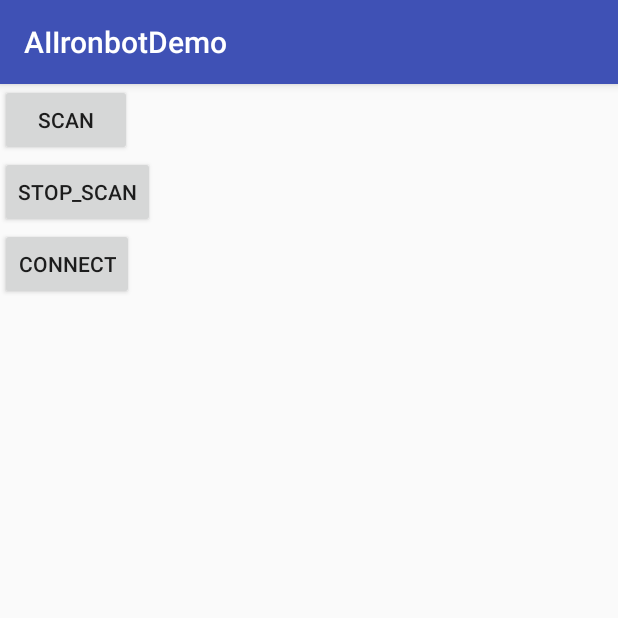
After one commit to Jornco/AIIronbotDemo, an Android app: the A2SearchActivity screen opened directly, with no data from a screen before it, on a phone screen of 412 x 824 dp, the top half of it. The commit adds this screen. Run offline under Robolectric (Android 15) with nearby library versions, the phone set to English and light mode, and no system bars.

Commit message:
完成A2扫描连接demo

```diff
--- a/app/src/main/AndroidManifest.xml
+++ b/app/src/main/AndroidManifest.xml
@@ -25,7 +25,8 @@
                 <category android:name="android.intent.category.LAUNCHER" />
             </intent-filter>
         </activity>
-        <activity android:name=".activity.A1SearchActivity"></activity>
+        <activity android:name=".activity.A1SearchActivity" />
+        <activity android:name=".activity.A2SearchActivity"></activity>
     </application>
 
 </manifest>
--- a/app/src/main/java/com/jornco/aiironbotdemo/MainActivity.java
+++ b/app/src/main/java/com/jornco/aiironbotdemo/MainActivity.java
@@ -12,6 +12,7 @@ import android.view.ViewGroup;
 import android.widget.Button;
 
 import com.jornco.aiironbotdemo.activity.A1SearchActivity;
+import com.jornco.aiironbotdemo.activity.A2SearchActivity;
 
 import java.util.LinkedHashMap;
 import java.util.Map;
@@ -23,6 +24,7 @@ public class MainActivity extends AppCompatActivity {
     private final LinkedHashMap<String, Class<? extends Activity>> buttons = new LinkedHashMap<String, Class<? extends Activity>>() {
         {
             put("A1", A1SearchActivity.class);
+            put("A2", A2SearchActivity.class);
         }
     };
 
--- /dev/null
+++ b/app/src/main/java/com/jornco/aiironbotdemo/activity/A2SearchActivity.java
@@ -0,0 +1,78 @@
+package com.jornco.aiironbotdemo.activity;
+
+import android.os.Bundle;
+import android.support.v7.app.AppCompatActivity;
+import android.util.Log;
+import android.view.View;
+import android.widget.Button;
+
+import com.jornco.aiironbotdemo.R;
+import com.jornco.aiironbotdemo.ble.A1IronbotSearcher;
+import com.jornco.aiironbotdemo.ble.A2IronbotConnect;
+import com.jornco.aiironbotdemo.ble.device.IronbotInfo;
+import com.jornco.aiironbotdemo.ble.scan.IronbotSearcherCallback;
+
+public class A2SearchActivity extends AppCompatActivity implements View.OnClickListener, IronbotSearcherCallback {
+
+    private static final String TAG = "A2SearchActivity";
+    private Button mBtnScan;
+    private Button mBtnStop;
+    private Button mBtnConn;
+    private IronbotInfo mDeviceInfo;
+
+    private A1IronbotSearcher mSearcher;
+    private A2IronbotConnect mIronbotConnect;
+
+    @Override
+    protected void onCreate(Bundle savedInstanceState) {
+        super.onCreate(savedInstanceState);
+        setContentView(R.layout.activity_a2_search);
+        initView();
+
+        mSearcher = new A1IronbotSearcher();
+        mIronbotConnect = new A2IronbotConnect();
+    }
+
+    private void initView() {
+        mBtnScan = (Button) findViewById(R.id.btn_scan);
+        mBtnStop = (Button) findViewById(R.id.btn_stop);
+        mBtnConn = (Button) findViewById(R.id.btn_conn);
+
+        mBtnScan.setOnClickListener(this);
+        mBtnStop.setOnClickListener(this);
+        mBtnConn.setOnClickListener(this);
+    }
+
+    @Override
+    public void onClick(View v) {
+        switch (v.getId()) {
+            case R.id.btn_scan:
+                if (mSearcher.isEnable()) {
+                    mSearcher.searchIronbot(this);
+                } else {
+                    mSearcher.enable();
+                }
+                break;
+            case R.id.btn_stop:
+                mSearcher.stopScan();
+                break;
+            case R.id.btn_conn:
+                if (mDeviceInfo != null) {
+                    mIronbotConnect.connect(this, mDeviceInfo);
+                }
+                break;
+        }
+    }
+
+    @Override
+    public void onIronbotFound(IronbotInfo info) {
+        Log.e(TAG, "onIronbotFound: " + info.toString() );
+        mDeviceInfo = info;
+    }
+
+    @Override
+    protected void onStop() {
+        super.onStop();
+        mSearcher.stopScan();
+    }
+}
--- /dev/null
+++ b/app/src/main/java/com/jornco/aiironbotdemo/ble/A2BLEConnect.java
@@ -0,0 +1,45 @@
+package com.jornco.aiironbotdemo.ble;
+
+import android.bluetooth.BluetoothAdapter;
+import android.bluetooth.BluetoothDevice;
+import android.bluetooth.BluetoothGatt;
+import android.bluetooth.BluetoothGattCallback;
+import android.bluetooth.BluetoothProfile;
+import android.content.Context;
+import android.util.Log;
+
+/**
+ * Created by kkopite on 2017/12/22.
+ */
+
+class A2BLEConnect extends BluetoothGattCallback {
+
+    private static final String TAG = "A2BLEConnect";
+
+    private BluetoothAdapter mAdapter;
+    private BluetoothGatt mGatt;
+
+    A2BLEConnect () {
+        mAdapter = BluetoothAdapter.getDefaultAdapter();
+    }
+
+    void connect(Context context, String address) {
+        BluetoothDevice device = mAdapter.getRemoteDevice(address);
+        if (device == null) {
+            Log.w(TAG, "device not found, Unable to connect");
+            return;
+        }
+        mGatt = device.connectGatt(context, false, this);
+    }
+
+    @Override
+    public void onConnectionStateChange(BluetoothGatt gatt, int status, int newState) {
+        super.onConnectionStateChange(gatt, status, newState);
+        String address = gatt.getDevice().getAddress();
+        if (newState == BluetoothProfile.STATE_CONNECTED) {
+            BLELog.log(address + "连接成功");
+        } else {
+            BLELog.log(address + "连接断开");
+        }
+    }
+}
--- /dev/null
+++ b/app/src/main/java/com/jornco/aiironbotdemo/ble/A2IronbotConnect.java
@@ -0,0 +1,19 @@
+package com.jornco.aiironbotdemo.ble;
+
+import android.content.Context;
+
+import com.jornco.aiironbotdemo.ble.device.IronbotInfo;
+
+/**
+ * Created by kkopite on 2017/12/22.
+ */
+
+public class A2IronbotConnect {
+
+    private A2BLEConnect mBlc = new A2BLEConnect();
+
+    public void connect(Context context, IronbotInfo info) {
+        String address = info.getAddress();
+        mBlc.connect(context, address);
+    }
+}
--- /dev/null
+++ b/app/src/main/res/layout/activity_a2_search.xml
@@ -0,0 +1,27 @@
+<?xml version="1.0" encoding="utf-8"?>
+<LinearLayout xmlns:android="http://schemas.android.com/apk/res/android"
+    xmlns:app="http://schemas.android.com/apk/res-auto"
+    xmlns:tools="http://schemas.android.com/tools"
+    android:layout_width="match_parent"
+    android:layout_height="match_parent"
+    android:orientation="vertical"
+    tools:context="com.jornco.aiironbotdemo.activity.A2SearchActivity">
+
+    <Button
+        android:id="@+id/btn_scan"
+        android:text="@string/scan"
+        android:layout_width="wrap_content"
+        android:layout_height="wrap_content" />
+
+    <Button
+        android:id="@+id/btn_stop"
+        android:text="@string/stop_scan"
+        android:layout_width="wrap_content"
+        android:layout_height="wrap_content" />
+
+    <Button
+        android:id="@+id/btn_conn"
+        android:text="@string/connect"
+        android:layout_width="wrap_content"
+        android:layout_height="wrap_content" />
+</LinearLayout>
--- a/app/src/main/res/values/strings.xml
+++ b/app/src/main/res/values/strings.xml
@@ -2,4 +2,5 @@
     <string name="app_name">AIIronbotDemo</string>
     <string name="scan">scan</string>
     <string name="stop_scan">stop_scan</string>
+    <string name="connect">connect</string>
 </resources>
```
